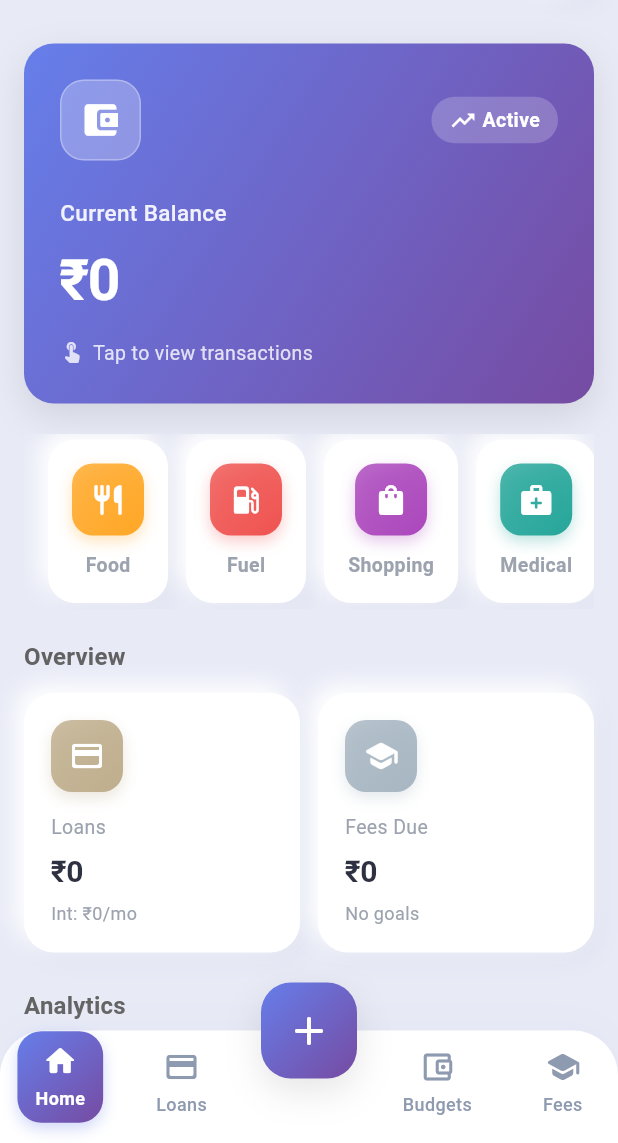
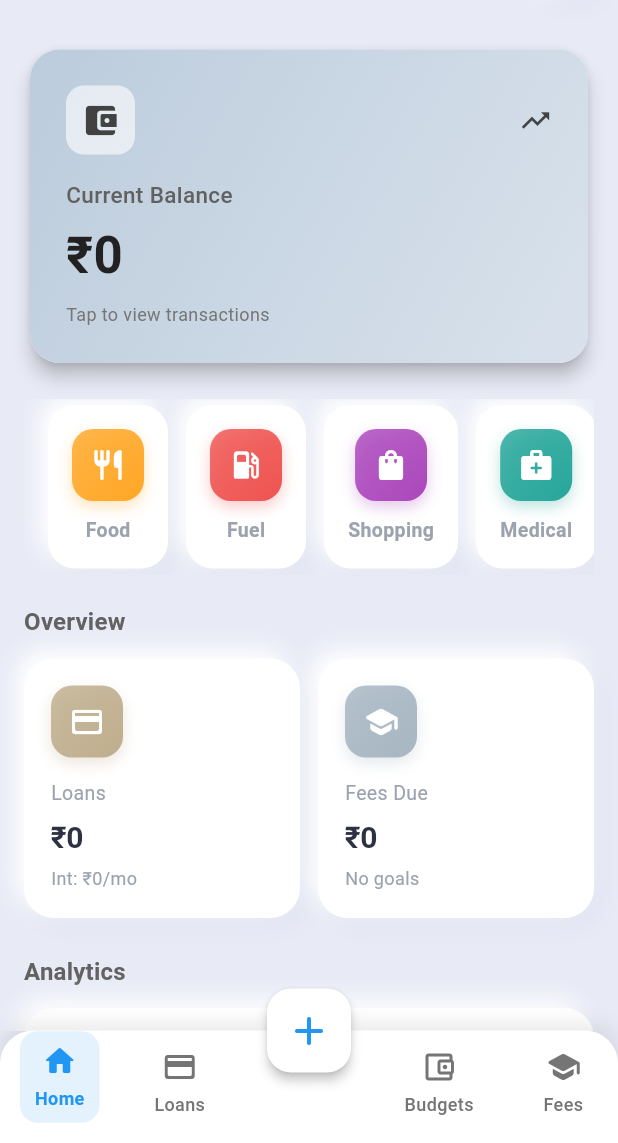
Before and after one commit to sanjayrameshr/expense_tracker, a Flutter app: the DashboardScreen screen opened directly, on a phone screen of 412 x 824 dp, the part 93-1236 px from its top. Run offline on Flutter 3.47's test engine with Material 3 defaults, Android fonts, the phone set to English and light mode, and no system bars; our stand-ins replace fl_chart, hive, hive_flutter; accounts and stored records are empty.

Commit message:
feat: Refactor Dashboard and Balance Card UI for improved aesthetics and functionality

```diff
--- a/expence_tracker/lib/screens/dashboard_screen.dart
+++ b/expence_tracker/lib/screens/dashboard_screen.dart
@@ -95,21 +95,16 @@ class _DashboardScreenState extends State<DashboardScreen> {
         ],
       ),
 
-      // 🔹 Floating Action Button with Soft UI gradient
-      floatingActionButton: Container(
-        width: 64,
-        height: 64,
-        decoration: SoftUI.gradientCardDecoration(SoftUI.primaryGradient),
-        child: FloatingActionButton(
-          heroTag: 'dashboard_fab',
-          onPressed: () => Navigator.push(
-            context,
-            MaterialPageRoute(builder: (_) => const AddTransactionScreen()),
-          ),
-          backgroundColor: Colors.transparent,
-          elevation: 0,
-          child: const Icon(Icons.add_rounded, color: Colors.white, size: 32),
+      // 🔹 Floating Action Button
+      floatingActionButton: FloatingActionButton(
+        heroTag: 'dashboard_fab',
+        onPressed: () => Navigator.push(
+          context,
+          MaterialPageRoute(builder: (_) => const AddTransactionScreen()),
         ),
+        backgroundColor: Colors.white,
+        elevation: 3,
+        child: const Icon(Icons.add_rounded, color: Colors.blue, size: 32),
       ),
       floatingActionButtonLocation: FloatingActionButtonLocation.centerDocked,
 
@@ -118,66 +113,63 @@ class _DashboardScreenState extends State<DashboardScreen> {
     );
   }
 
-  // 🌿 Soft UI Bottom Navigation Bar
+  // 🌿 Blue themed Bottom Navigation Bar
   Widget _buildBottomNavBar() {
+    final activeColor = Colors.blue;
+    final inactiveColor = Colors.grey.shade600;
+
     return Container(
       height: 75,
       padding: const EdgeInsets.only(bottom: 5),
       decoration: BoxDecoration(
-        color: SoftUI.softCard,
+        color: Colors.white,
         borderRadius: const BorderRadius.only(
-          topLeft: Radius.circular(30),
-          topRight: Radius.circular(30),
+          topLeft: Radius.circular(22),
+          topRight: Radius.circular(22),
         ),
         boxShadow: [
           BoxShadow(
-            color: SoftUI.softShadowDark.withOpacity(0.15),
-            blurRadius: 20,
-            spreadRadius: 0,
-            offset: const Offset(0, -5),
+            color: Colors.black.withOpacity(0.09),
+            blurRadius: 12,
+            spreadRadius: 1,
+            offset: const Offset(0, -3),
           ),
         ],
       ),
       child: Row(
         mainAxisAlignment: MainAxisAlignment.spaceAround,
         children: [
-          _buildNavItem(Icons.home_rounded, 'Home', 0),
-          _buildNavItem(Icons.credit_card_rounded, 'Loans', 1),
+          _buildNavItem(
+              Icons.home_rounded, 'Home', 0, activeColor, inactiveColor),
+          _buildNavItem(Icons.credit_card_rounded, 'Loans', 1, activeColor,
+              inactiveColor),
           const SizedBox(width: 60),
-          _buildNavItem(Icons.account_balance_wallet_outlined, 'Budgets', 2),
-          _buildNavItem(Icons.school_rounded, 'Fees', 3),
+          _buildNavItem(Icons.account_balance_wallet_outlined, 'Budgets', 2,
+              activeColor, inactiveColor),
+          _buildNavItem(
+              Icons.school_rounded, 'Fees', 3, activeColor, inactiveColor),
         ],
       ),
     );
   }
 
-  Widget _buildNavItem(IconData icon, String label, int index) {
+  Widget _buildNavItem(IconData icon, String label, int index,
+      Color activeColor, Color inactiveColor) {
     final bool isActive = _currentIndex == index;
-    final activeColor = const Color(0xFF667EEA);
-    final inactiveColor = const Color(0xFF8E9AAF);
 
     return InkWell(
       onTap: () => setState(() => _currentIndex = index),
-      borderRadius: BorderRadius.circular(16),
+      borderRadius: BorderRadius.circular(12),
       splashColor: activeColor.withOpacity(0.1),
       highlightColor: activeColor.withOpacity(0.1),
       child: AnimatedContainer(
-        duration: const Duration(milliseconds: 300),
+        duration: const Duration(milliseconds: 250),
         curve: Curves.easeInOutCubic,
-        padding: const EdgeInsets.symmetric(horizontal: 12, vertical: 8),
+        padding: const EdgeInsets.symmetric(horizontal: 10, vertical: 8),
         transform: Matrix4.translationValues(0, isActive ? -4 : 0, 0),
         decoration: BoxDecoration(
-          gradient: isActive ? SoftUI.primaryGradient : null,
-          borderRadius: BorderRadius.circular(16),
-          boxShadow: isActive
-              ? [
-                  BoxShadow(
-                    color: activeColor.withOpacity(0.3),
-                    blurRadius: 8,
-                    offset: const Offset(0, 4),
-                  ),
-                ]
-              : [],
+          color: isActive ? activeColor.withOpacity(0.12) : Colors.transparent,
+          borderRadius: BorderRadius.circular(12),
         ),
         child: Column(
           mainAxisSize: MainAxisSize.min,
@@ -185,13 +177,13 @@ class _DashboardScreenState extends State<DashboardScreen> {
             Icon(
               icon,
               size: 24,
-              color: isActive ? Colors.white : inactiveColor,
+              color: isActive ? activeColor : inactiveColor,
             ),
             const SizedBox(height: 4),
             Text(
               label,
               style: TextStyle(
-                color: isActive ? Colors.white : inactiveColor,
+                color: isActive ? activeColor : inactiveColor,
                 fontSize: 12,
                 fontWeight: isActive ? FontWeight.w600 : FontWeight.w500,
               ),
--- a/expence_tracker/lib/widgets/cards/balance_card.dart
+++ b/expence_tracker/lib/widgets/cards/balance_card.dart
@@ -1,7 +1,6 @@
 import 'package:flutter/material.dart';
-import '../../utils/app_styles.dart';
 
-/// Soft UI Main Balance Card with beautiful gradient
+/// Main balance card with gradient background
 class MainBalanceCard extends StatelessWidget {
   final double balance;
   final VoidCallback onTap;
@@ -16,8 +15,18 @@ class MainBalanceCard extends StatelessWidget {
 
   @override
   Widget build(BuildContext context) {
-    return Container(
-      decoration: SoftUI.gradientCardDecoration(SoftUI.primaryGradient),
+    return Card(
+      elevation: 5,
+      shape: RoundedRectangleBorder(borderRadius: BorderRadius.circular(20)),
+      child: Container(
+        decoration: BoxDecoration(
+          gradient: const LinearGradient(
+            colors: [Color(0xFFBCCCDC), Color(0xFFD9E2EC)],
+            begin: Alignment.topLeft,
+            end: Alignment.bottomRight,
+          ),
+          borderRadius: BorderRadius.circular(20),
+        ),
         child: Material(
           color: Colors.transparent,
           child: InkWell(
@@ -31,86 +40,53 @@ class MainBalanceCard extends StatelessWidget {
                   Row(
                     children: [
                       Container(
-                      padding: const EdgeInsets.all(12),
+                        padding: const EdgeInsets.all(10),
                         decoration: BoxDecoration(
-                        color: Colors.white.withOpacity(0.25),
-                        borderRadius: BorderRadius.circular(16),
-                        border: Border.all(
-                          color: Colors.white.withOpacity(0.3),
-                          width: 1,
+                          color: Colors.white.withOpacity(0.6),
+                          borderRadius: BorderRadius.circular(12),
                         ),
-                      ),
-                      child: const Icon(
+                        child: Icon(
                           Icons.account_balance_wallet_rounded,
-                        color: Colors.white,
-                        size: 28,
+                          color: Colors.grey.shade800,
+                          size: 26,
                         ),
                       ),
                       const Spacer(),
-                    Container(
-                      padding: const EdgeInsets.symmetric(
-                          horizontal: 12, vertical: 6),
-                      decoration: BoxDecoration(
-                        color: Colors.white.withOpacity(0.2),
-                        borderRadius: BorderRadius.circular(20),
+                      Icon(
+                        Icons.trending_up,
+                        color: Colors.grey.shade800,
+                        size: 22,
                       ),
-                      child: Row(
-                        children: [
-                          const Icon(
-                            Icons.trending_up,
-                            color: Colors.white,
-                            size: 18,
+                    ],
                   ),
-                          const SizedBox(width: 4),
+                  const SizedBox(height: 16),
                   Text(
-                            'Active',
-                            style: SoftUI.caption.copyWith(
-                              color: Colors.white,
-                              fontWeight: FontWeight.w600,
+                    'Current Balance',
+                    style: TextStyle(
+                      color: Colors.grey.shade700,
+                      fontSize: 15,
+                      fontWeight: FontWeight.w500,
+                    ),
+                  ),
+                  const SizedBox(height: 6),
+                  Text(
+                    formatCurrency(balance),
+                    style: TextStyle(
+                      color: Colors.grey.shade900,
+                      fontSize: 34,
+                      fontWeight: FontWeight.bold,
+                    ),
+                  ),
+                  const SizedBox(height: 6),
+                  Text(
+                    'Tap to view transactions',
+                    style: TextStyle(
+                      color: Colors.grey.shade600,
+                      fontSize: 12,
                     ),
                   ),
                 ],
               ),
-                    ),
-                  ],
-                ),
-                const SizedBox(height: 24),
-                Text(
-                  'Current Balance',
-                  style: SoftUI.subtitle.copyWith(
-                    color: Colors.white.withOpacity(0.9),
-                    fontSize: 15,
-                  ),
-                ),
-                const SizedBox(height: 8),
-                Text(
-                  formatCurrency(balance),
-                  style: const TextStyle(
-                    color: Colors.white,
-                    fontSize: 38,
-                    fontWeight: FontWeight.bold,
-                    letterSpacing: -1,
-                  ),
-                ),
-                const SizedBox(height: 12),
-                Row(
-                  children: [
-                    Icon(
-                      Icons.touch_app_rounded,
-                      color: Colors.white.withOpacity(0.8),
-                      size: 16,
-                    ),
-                    const SizedBox(width: 6),
-                    Text(
-                      'Tap to view transactions',
-                      style: SoftUI.caption.copyWith(
-                        color: Colors.white.withOpacity(0.8),
-                        fontSize: 13,
-                      ),
-                    ),
-                  ],
-                ),
-              ],
             ),
           ),
         ),
```
Lines whose indentation alone changed are shown as unchanged.
